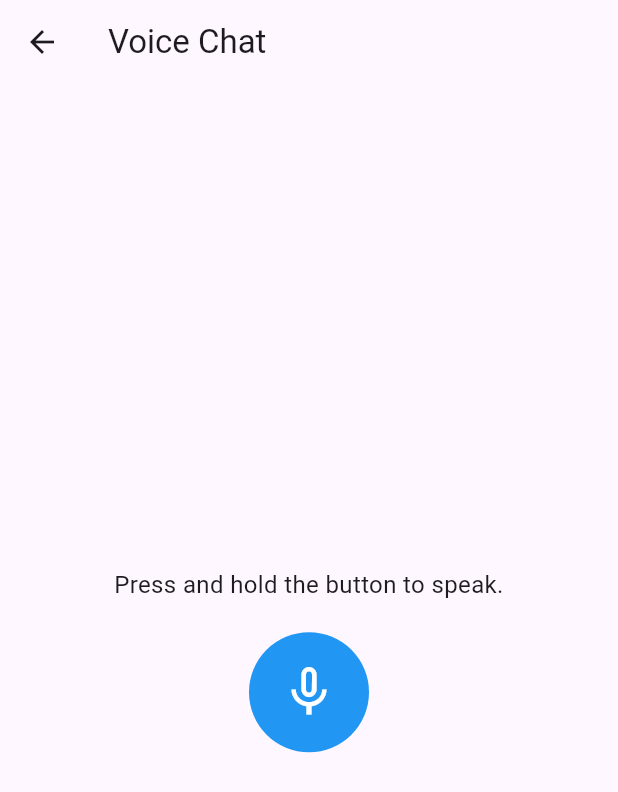
After one commit to ThetSweLynn/RAG-Agent-for-Nutrition-with-Voice-Chat, a Flutter app: the ChatPage screen opened directly, after a tap on the "mic none" icon, on a phone screen of 412 x 824 dp. The commit adds this screen. Shown: the top 792 px of the screen. Run offline on Flutter 3.47's test engine with Material 3 defaults, Android fonts, the phone set to English and light mode, and no system bars; our stand-ins replace permission_handler; missing offline and left inert: flutter_sound.

Commit message:
Added voice chat ui (not functioning yet)

```diff
--- a/rag_flutter_app/lib/main.dart
+++ b/rag_flutter_app/lib/main.dart
@@ -1,4 +1,5 @@
 import 'package:flutter/material.dart';
+import 'package:rag_flutter_app/pages/voice_chat_screen.dart';
 import 'pages/introduction_page.dart';
 
 void main() {
--- a/rag_flutter_app/lib/pages/chat_page.dart
+++ b/rag_flutter_app/lib/pages/chat_page.dart
@@ -1,5 +1,6 @@
 import 'package:flutter/material.dart';
 import '../services/api_service.dart';
+import 'voice_chat_screen.dart';
 
 class ChatPage extends StatefulWidget {
   const ChatPage({super.key});
@@ -87,14 +88,23 @@ class _ChatPageState extends State<ChatPage> {
             ),
           ),
           Padding(
-            padding: const EdgeInsets.only(left: 15.0, right: 15.0, bottom: 35.0),
+            padding: const EdgeInsets.only(left: 10.0, right: 15.0, bottom: 35.0),
             child: Row(
               children: [
+                IconButton(
+                  icon: const Icon(Icons.mic_none, color: Colors.redAccent),
+                  onPressed: () {
+                    Navigator.push(
+                      context,
+                      MaterialPageRoute(builder: (context) => VoiceChatScreen()),
+                    );
+                  },
+                ),
                 Expanded(
                   child: TextField(
                     controller: _controller,
                     decoration: InputDecoration(
-                      hintText: 'Ask something...',
+                      hintText: 'Ask something.....',
                       border: OutlineInputBorder(
                         borderRadius: BorderRadius.circular(25),
                       ),
@@ -103,9 +113,10 @@ class _ChatPageState extends State<ChatPage> {
                     ),
                   ),
                 ),
-                const SizedBox(width: 10),
+                const SizedBox(width: 30), // Add more spacing before send button
                 CircleAvatar(
                   backgroundColor: const Color(0xFF008080),
+                  radius: 24, // Optional: Adjust size of the send button for prominence
                   child: IconButton(
                     icon: const Icon(Icons.arrow_upward, color: Colors.white),
                     onPressed: _sendMessage,
--- /dev/null
+++ b/rag_flutter_app/lib/pages/voice_chat_screen.dart
@@ -0,0 +1,101 @@
+import 'package:flutter/material.dart';
+import 'package:rag_flutter_app/services/voice_chat_helper.dart';
+
+class VoiceChatScreen extends StatefulWidget {
+  const VoiceChatScreen({super.key});
+
+  @override
+  _VoiceChatScreenState createState() => _VoiceChatScreenState();
+}
+
+class _VoiceChatScreenState extends State<VoiceChatScreen> {
+  final VoiceChatHelper _voiceChatHelper = VoiceChatHelper();
+  String? _response = "Press and hold the button to speak.";
+  bool _isRecording = false;
+
+  @override
+  void initState() {
+    super.initState();
+    _initializeRecorder();
+  }
+
+  // Initialize the recorder
+  Future<void> _initializeRecorder() async {
+    try {
+      await _voiceChatHelper.initRecorder();
+    } catch (e) {
+      setState(() {
+        _response = "Error initializing recorder: $e";
+      });
+    }
+  }
+
+  // Handle recording start
+  void _startRecording() async {
+    try {
+      await _voiceChatHelper.startRecording();
+      setState(() {
+        _isRecording = true;
+        _response = "Listening...";
+      });
+    } catch (e) {
+      setState(() {
+        _response = "Error starting recording: $e";
+      });
+    }
+  }
+
+  // Handle recording stop and send the audio
+  void _stopRecording() async {
+    try {
+      final response = await _voiceChatHelper.stopRecordingAndSend();
+      setState(() {
+        _isRecording = false;
+        _response = response ?? "No response received.";
+      });
+    } catch (e) {
+      setState(() {
+        _response = "Error stopping recording: $e";
+      });
+    }
+  }
+
+  @override
+  void dispose() {
+    _voiceChatHelper.dispose();
+    super.dispose();
+  }
+
+  @override
+  Widget build(BuildContext context) {
+    return Scaffold(
+      appBar: AppBar(title: Text("Voice Chat")),
+      body: Center(
+        child: Column(
+          mainAxisAlignment: MainAxisAlignment.center,
+          children: [
+            Text(
+              _response ?? "",
+              textAlign: TextAlign.center,
+              style: TextStyle(fontSize: 16),
+            ),
+            SizedBox(height: 20),
+            GestureDetector(
+              onLongPress: _startRecording,
+              onLongPressUp: _stopRecording,
+              child: CircleAvatar(
+                radius: 40,
+                backgroundColor: _isRecording ? Colors.red : Colors.blue,
+                child: Icon(
+                  _isRecording ? Icons.mic : Icons.mic_none,
+                  color: Colors.white,
+                  size: 40,
+                ),
+              ),
+            ),
+          ],
+        ),
+      ),
+    );
+  }
+}
--- /dev/null
+++ b/rag_flutter_app/lib/services/voice_chat_helper.dart
@@ -0,0 +1,59 @@
+import 'dart:io';
+import 'package:flutter_sound/flutter_sound.dart';
+import 'package:http/http.dart' as http;
+import 'package:permission_handler/permission_handler.dart';
+
+class VoiceChatHelper {
+  final _recorder = FlutterSoundRecorder();
+  bool _isRecorderInitialized = false;
+
+  // Initialize the recorder and request microphone permission
+  Future<void> initRecorder() async {
+    final status = await Permission.microphone.request();
+    if (status.isGranted) {
+      await _recorder.openRecorder();
+      _isRecorderInitialized = true;
+    } else {
+      throw 'Microphone permission not granted';
+    }
+  }
+
+  // Start recording and save the audio to a file
+  Future<void> startRecording() async {
+    if (!_isRecorderInitialized) return;
+    await _recorder.startRecorder(toFile: 'temp_audio.wav');
+  }
+
+  // Stop recording, send the audio to Flask, and get the AI response
+  Future<String?> stopRecordingAndSend() async {
+    if (!_isRecorderInitialized) return null;
+
+    // Stop recording and get the file path
+    final path = await _recorder.stopRecorder();
+    if (path == null) return null;
+
+    final file = File(path);
+
+    // Replace with your Flask backend URL
+    final uri = Uri.parse('http://<your-flask-server-ip>:5000/audio_query');
+    final request = http.MultipartRequest('POST', uri);
+    request.files.add(await http.MultipartFile.fromPath('audio', file.path));
+
+    // Send the request to Flask and get the response
+    final response = await request.send();
+    if (response.statusCode == 200) {
+      final responseData = await response.stream.bytesToString();
+      return responseData; // AI's response
+    } else {
+      throw 'Failed to process audio';
+    }
+  }
+
+  // Dispose the recorder when done
+  Future<void> dispose() async {
+    if (_isRecorderInitialized) {
+      await _recorder.closeRecorder();
+      _isRecorderInitialized = false;
+    }
+  }
+}
--- a/rag_flutter_app/pubspec.yaml
+++ b/rag_flutter_app/pubspec.yaml
@@ -12,6 +12,8 @@ dependencies:
     sdk: flutter
   http: ^1.2.2
   cupertino_icons: ^1.0.8
+  flutter_sound: ^9.2.13+1
+  permission_handler: ^10.3.0
 
 dev_dependencies:
   flutter_test:
```
Also changed, not shown: rag_flutter_app/pubspec.lock, 9 other files.
